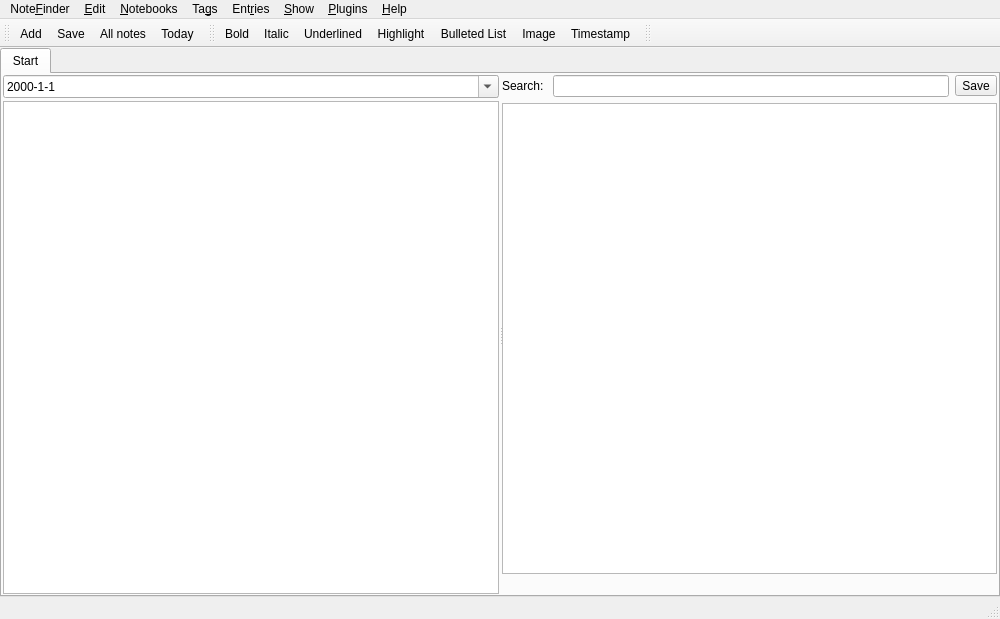
Qt form interface/main.ui (gforgx/notefinder) before a commit.
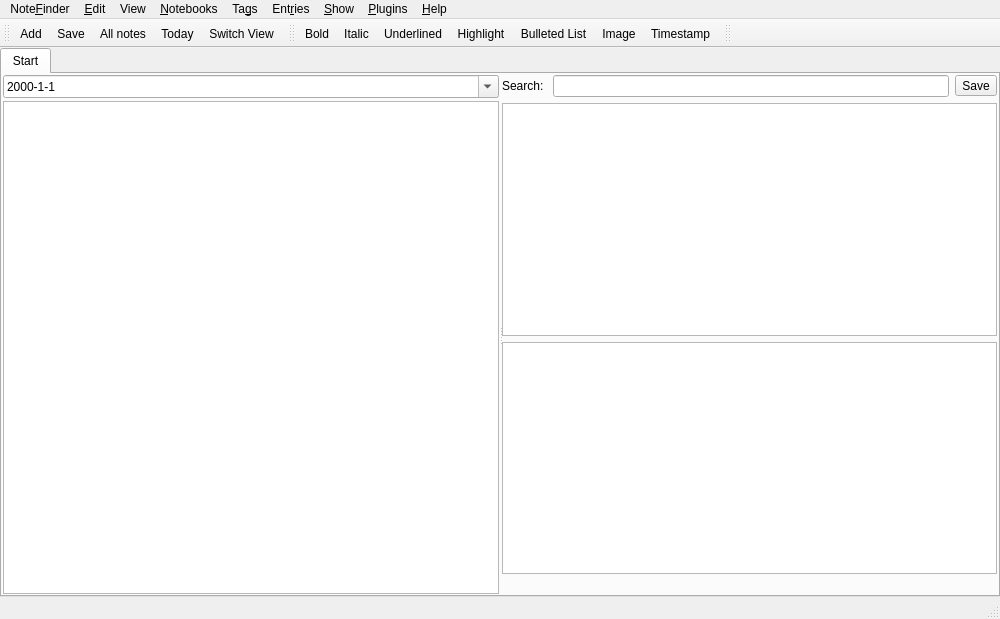
The same form after that commit. Icons and pictures are not drawn.

What changed in the file:
```diff
--- a/interface/main.ui
+++ b/interface/main.ui
@@ -116,6 +116,13 @@
               </property>
              </widget>
             </item>
+            <item>
+             <widget class="QTextBrowser" name="textBrowser" >
+              <property name="openLinks" >
+               <bool>false</bool>
+              </property>
+             </widget>
+            </item>
             <item>
              <widget class="QLabel" name="numberLabel" >
               <property name="text" >
@@ -222,8 +229,15 @@
     <addaction name="actionImage" />
     <addaction name="actionTimestamp" />
    </widget>
+   <widget class="QMenu" name="menuView_2" >
+    <property name="title" >
+     <string>View</string>
+    </property>
+    <addaction name="actionSwitchView" />
+   </widget>
    <addaction name="menuNoteFinder" />
    <addaction name="menuEdit" />
+   <addaction name="menuView_2" />
    <addaction name="menuNotebooks" />
    <addaction name="menuTag" />
    <addaction name="menuEntry" />
@@ -251,6 +265,7 @@
    <addaction name="actionSave" />
    <addaction name="actionAll" />
    <addaction name="actionToday" />
+   <addaction name="actionSwitchView" />
   </widget>
   <widget class="QToolBar" name="editToolbar" >
    <property name="windowTitle" >
@@ -503,6 +518,14 @@
     <string>Encrypt</string>
    </property>
   </action>
+  <action name="actionSwitchView" >
+   <property name="checkable" >
+    <bool>true</bool>
+   </property>
+   <property name="text" >
+    <string>Switch View</string>
+   </property>
+  </action>
  </widget>
  <resources>
   <include location="notefinder.qrc" />
```
Left out of the diff: 3 changed lines with no effect on the pictures.
